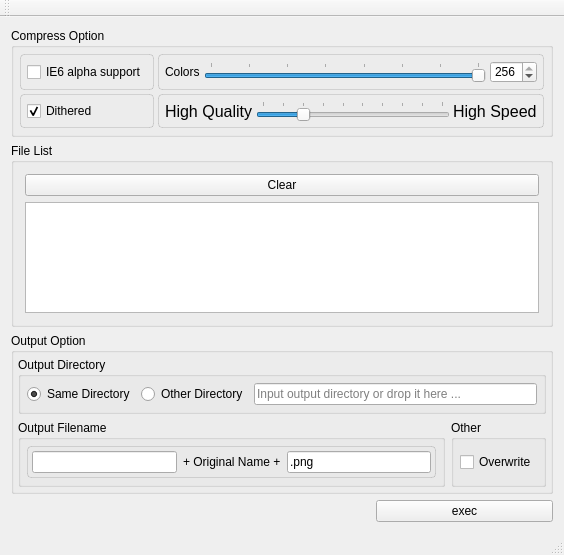
Qt form pngyumainwindow.ui (nukesaq88/Pngyu) before a commit.
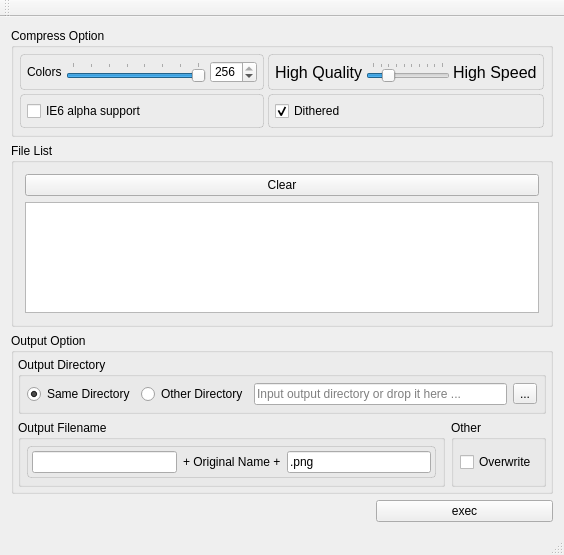
The same form after that commit.

```diff
--- a/pngyumainwindow.ui
+++ b/pngyumainwindow.ui
@@ -130,41 +130,6 @@
           <property name="margin">
            <number>6</number>
           </property>
-          <item row="0" column="0">
-           <widget class="QRadioButton" name="radioButton_output_same_directory">
-            <property name="sizePolicy">
-             <sizepolicy hsizetype="Maximum" vsizetype="Fixed">
-              <horstretch>0</horstretch>
-              <verstretch>0</verstretch>
-             </sizepolicy>
-            </property>
-            <property name="text">
-             <string>Same Directory</string>
-            </property>
-            <property name="checked">
-             <bool>true</bool>
-            </property>
-            <attribute name="buttonGroup">
-             <string notr="true">buttonGroup_output_directory_mode</string>
-            </attribute>
-           </widget>
-          </item>
-          <item row="0" column="1">
-           <widget class="QRadioButton" name="radioButton_output_other_directory">
-            <property name="sizePolicy">
-             <sizepolicy hsizetype="Maximum" vsizetype="Fixed">
-              <horstretch>0</horstretch>
-              <verstretch>0</verstretch>
-             </sizepolicy>
-            </property>
-            <property name="text">
-             <string>Other Directory</string>
-            </property>
-            <attribute name="buttonGroup">
-             <string notr="true">buttonGroup_output_directory_mode</string>
-            </attribute>
-           </widget>
-          </item>
           <item row="0" column="2">
            <widget class="QLineEdit" name="lineEdit_output_directory">
             <property name="placeholderText">
@@ -172,6 +137,48 @@
             </property>
            </widget>
           </item>
+          <item row="0" column="1">
+           <widget class="QRadioButton" name="radioButton_output_other_directory">
+            <property name="sizePolicy">
+             <sizepolicy hsizetype="Maximum" vsizetype="Fixed">
+              <horstretch>0</horstretch>
+              <verstretch>0</verstretch>
+             </sizepolicy>
+            </property>
+            <property name="text">
+             <string>Other Directory</string>
+            </property>
+            <attribute name="buttonGroup">
+             <string notr="true">buttonGroup_output_directory_mode</string>
+            </attribute>
+           </widget>
+          </item>
+          <item row="0" column="0">
+           <widget class="QRadioButton" name="radioButton_output_same_directory">
+            <property name="sizePolicy">
+             <sizepolicy hsizetype="Maximum" vsizetype="Fixed">
+              <horstretch>0</horstretch>
+              <verstretch>0</verstretch>
+             </sizepolicy>
+            </property>
+            <property name="text">
+             <string>Same Directory</string>
+            </property>
+            <property name="checked">
+             <bool>true</bool>
+            </property>
+            <attribute name="buttonGroup">
+             <string notr="true">buttonGroup_output_directory_mode</string>
+            </attribute>
+           </widget>
+          </item>
+          <item row="0" column="3">
+           <widget class="QToolButton" name="toolButton_open_output_directory">
+            <property name="text">
+             <string>...</string>
+            </property>
+           </widget>
+          </item>
          </layout>
         </widget>
        </item>
@@ -187,13 +194,6 @@
        <bool>false</bool>
       </property>
       <layout class="QGridLayout" name="gridLayout_8">
-       <item row="1" column="0">
-        <widget class="QTableWidget" name="tableWidget_filelist">
-         <property name="editTriggers">
-          <set>QAbstractItemView::NoEditTriggers</set>
-         </property>
-        </widget>
-       </item>
        <item row="0" column="0">
         <widget class="QPushButton" name="pushButton_filelist_clear">
          <property name="text">
@@ -201,6 +201,13 @@
          </property>
         </widget>
        </item>
+       <item row="1" column="0">
+        <widget class="QTableWidget" name="tableWidget_filelist">
+         <property name="editTriggers">
+          <set>QAbstractItemView::NoEditTriggers</set>
+         </property>
+        </widget>
+       </item>
       </layout>
      </widget>
     </item>
@@ -223,7 +230,7 @@
        <property name="spacing">
         <number>4</number>
        </property>
-       <item row="0" column="1">
+       <item row="1" column="1">
         <widget class="QFrame" name="frame_colors">
          <property name="frameShape">
           <enum>QFrame::Panel</enum>
@@ -283,63 +290,7 @@
          </layout>
         </widget>
        </item>
-       <item row="0" column="0">
-        <widget class="QFrame" name="frame_ie6">
-         <property name="frameShape">
-          <enum>QFrame::Panel</enum>
-         </property>
-         <property name="frameShadow">
-          <enum>QFrame::Sunken</enum>
-         </property>
-         <layout class="QGridLayout" name="gridLayout_7">
-          <property name="margin">
-           <number>4</number>
-          </property>
-          <property name="spacing">
-           <number>4</number>
-          </property>
-          <item row="0" column="0">
-           <widget class="QCheckBox" name="checkBox_ie6_support">
-            <property name="text">
-             <string>IE6 alpha support</string>
-            </property>
-            <property name="checked">
-             <bool>false</bool>
-            </property>
-           </widget>
-          </item>
-         </layout>
-        </widget>
-       </item>
-       <item row="1" column="0">
-        <widget class="QFrame" name="frame_dithered">
-         <property name="frameShape">
-          <enum>QFrame::Panel</enum>
-         </property>
-         <property name="frameShadow">
-          <enum>QFrame::Sunken</enum>
-         </property>
-         <layout class="QGridLayout" name="gridLayout_4">
-          <property name="margin">
-           <number>4</number>
-          </property>
-          <property name="spacing">
-           <number>4</number>
-          </property>
-          <item row="0" column="0">
-           <widget class="QCheckBox" name="checkBox_dithered">
-            <property name="text">
-             <string>Dithered</string>
-            </property>
-            <property name="checked">
-             <bool>true</bool>
-            </property>
-           </widget>
-          </item>
-         </layout>
-        </widget>
-       </item>
-       <item row="1" column="1">
+       <item row="1" column="2">
         <widget class="QFrame" name="frame_speed">
          <property name="frameShape">
           <enum>QFrame::Panel</enum>
@@ -403,6 +354,62 @@
          </layout>
         </widget>
        </item>
+       <item row="2" column="1">
+        <widget class="QFrame" name="frame_ie6">
+         <property name="frameShape">
+          <enum>QFrame::Panel</enum>
+         </property>
+         <property name="frameShadow">
+          <enum>QFrame::Sunken</enum>
+         </property>
+         <layout class="QGridLayout" name="gridLayout_7">
+          <property name="margin">
+           <number>4</number>
+          </property>
+          <property name="spacing">
+           <number>4</number>
+          </property>
+          <item row="0" column="0">
+           <widget class="QCheckBox" name="checkBox_ie6_support">
+            <property name="text">
+             <string>IE6 alpha support</string>
+            </property>
+            <property name="checked">
+             <bool>false</bool>
+            </property>
+           </widget>
+          </item>
+         </layout>
+        </widget>
+       </item>
+       <item row="2" column="2">
+        <widget class="QFrame" name="frame_dithered">
+         <property name="frameShape">
+          <enum>QFrame::Panel</enum>
+         </property>
+         <property name="frameShadow">
+          <enum>QFrame::Sunken</enum>
+         </property>
+         <layout class="QGridLayout" name="gridLayout_4">
+          <property name="margin">
+           <number>4</number>
+          </property>
+          <property name="spacing">
+           <number>4</number>
+          </property>
+          <item row="0" column="0">
+           <widget class="QCheckBox" name="checkBox_dithered">
+            <property name="text">
+             <string>Dithered</string>
+            </property>
+            <property name="checked">
+             <bool>true</bool>
+            </property>
+           </widget>
+          </item>
+         </layout>
+        </widget>
+       </item>
       </layout>
      </widget>
     </item>
```
